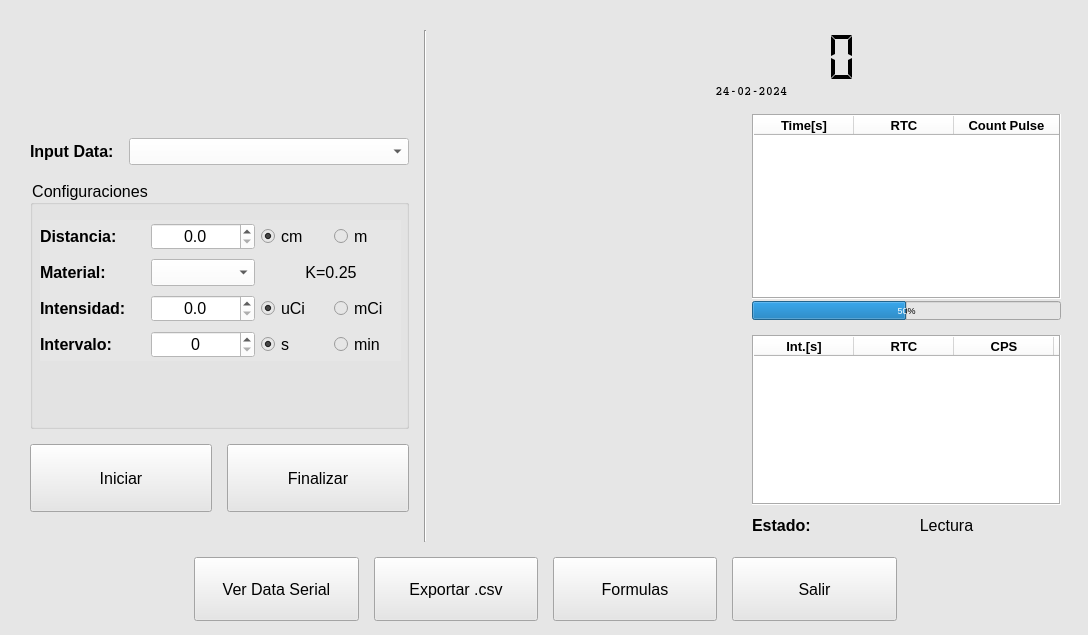
Before: the Qt Designer form appv2/Qt/ui_read_bg51.ui in nvargas24/PocketCube, drawn with Qt 5.
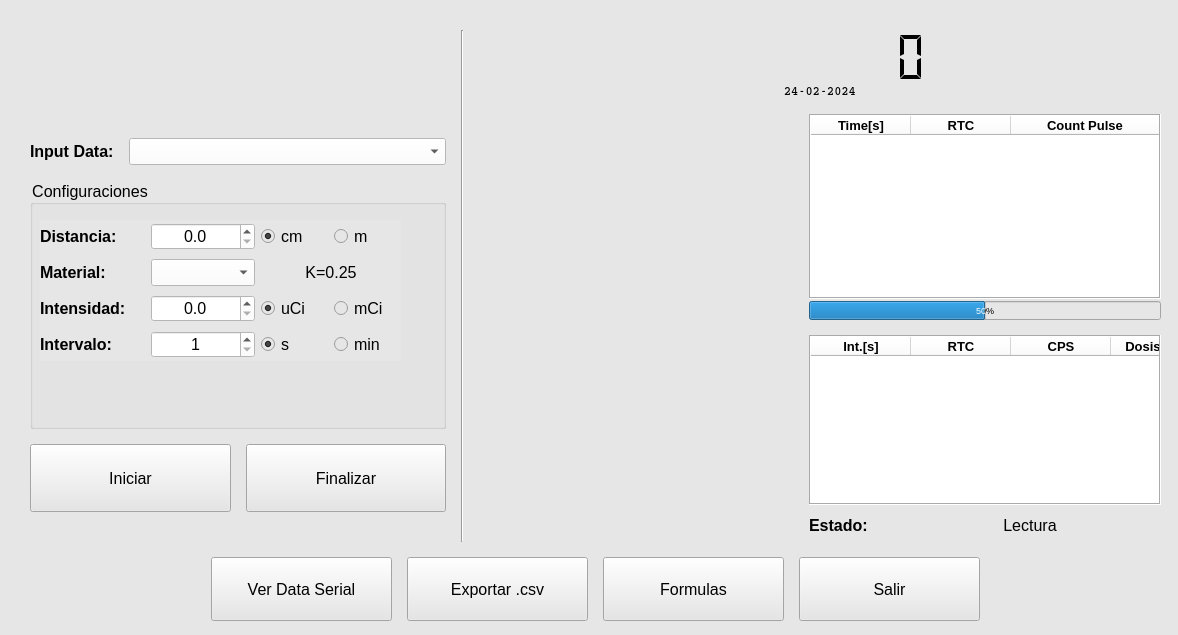
After: the same form once the commit is applied. Icons and pictures are not drawn.

```diff
--- a/appv2/Qt/ui_read_bg51.ui
+++ b/appv2/Qt/ui_read_bg51.ui
@@ -6,7 +6,7 @@
    <rect>
     <x>0</x>
     <y>0</y>
-    <width>1088</width>
+    <width>1178</width>
     <height>635</height>
    </rect>
   </property>
@@ -22,7 +22,7 @@
      <rect>
       <x>30</x>
       <y>30</y>
-      <width>1031</width>
+      <width>1131</width>
       <height>591</height>
      </rect>
     </property>
@@ -499,9 +499,15 @@
                    <property name="alignment">
                     <set>Qt::AlignCenter</set>
                    </property>
+                   <property name="minimum">
+                    <number>1</number>
+                   </property>
                    <property name="maximum">
                     <number>60</number>
                    </property>
+                   <property name="value">
+                    <number>1</number>
+                   </property>
                   </widget>
                  </item>
                  <item>
@@ -672,7 +678,7 @@
           </layout>
          </item>
          <item>
-          <layout class="QHBoxLayout" name="horizontalLayout_14" stretch="7,7">
+          <layout class="QHBoxLayout" name="horizontalLayout_14" stretch="15,16">
            <item>
             <layout class="QVBoxLayout" name="graph_out1"/>
            </item>
@@ -855,7 +861,7 @@
           </layout>
          </item>
          <item>
-          <layout class="QHBoxLayout" name="horizontalLayout_15" stretch="5,5">
+          <layout class="QHBoxLayout" name="horizontalLayout_15" stretch="15,16">
            <item>
             <layout class="QVBoxLayout" name="graph_out2"/>
            </item>
```
Left out of the diff: 2 changed lines with no effect on the pictures.
